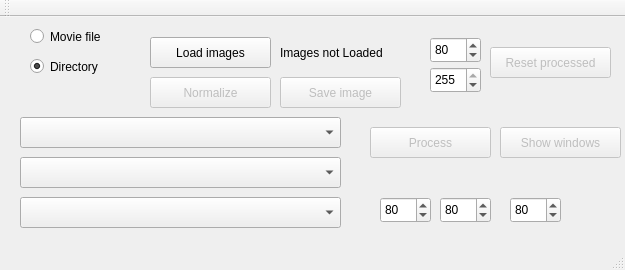
Qt form src/GUI/mainwindow.ui (mjedros/mgr) before a commit.
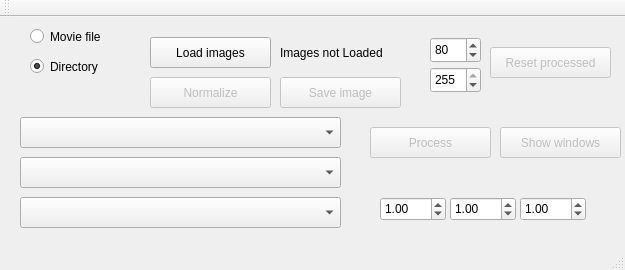
The same form after that commit.

```diff
--- a/src/GUI/mainwindow.ui
+++ b/src/GUI/mainwindow.ui
@@ -230,52 +230,52 @@
      <string>Save image</string>
     </property>
    </widget>
-   <widget class="QSpinBox" name="lowLewel_2">
-    <property name="geometry">
-     <rect>
-      <x>510</x>
-      <y>180</y>
-      <width>51</width>
-      <height>26</height>
-     </rect>
-    </property>
-    <property name="maximum">
-     <number>255</number>
-    </property>
-    <property name="value">
-     <number>80</number>
-    </property>
-   </widget>
-   <widget class="QSpinBox" name="lowLewel_3">
+   <widget class="QDoubleSpinBox" name="StructElementParam1">
     <property name="geometry">
      <rect>
       <x>380</x>
       <y>180</y>
-      <width>51</width>
-      <height>26</height>
+      <width>66</width>
+      <height>24</height>
      </rect>
     </property>
     <property name="maximum">
-     <number>255</number>
+     <double>5.000000000000000</double>
     </property>
     <property name="value">
-     <number>80</number>
+     <double>1.000000000000000</double>
     </property>
    </widget>
-   <widget class="QSpinBox" name="lowLewel_4">
+   <widget class="QDoubleSpinBox" name="StructElementParam2">
     <property name="geometry">
      <rect>
-      <x>440</x>
+      <x>450</x>
       <y>180</y>
-      <width>51</width>
-      <height>26</height>
+      <width>66</width>
+      <height>24</height>
      </rect>
     </property>
     <property name="maximum">
-     <number>255</number>
+     <double>5.000000000000000</double>
     </property>
     <property name="value">
-     <number>80</number>
+     <double>1.000000000000000</double>
+    </property>
+   </widget>
+   <widget class="QDoubleSpinBox" name="StructElementParam3">
+    <property name="geometry">
+     <rect>
+      <x>520</x>
+      <y>180</y>
+      <width>66</width>
+      <height>24</height>
+     </rect>
+    </property>
+    <property name="maximum">
+     <double>5.000000000000000</double>
+    </property>
+    <property name="value">
+     <double>1.000000000000000</double>
     </property>
    </widget>
   </widget>
```
Left out of the diff: 2 changed lines with no effect on the pictures.
